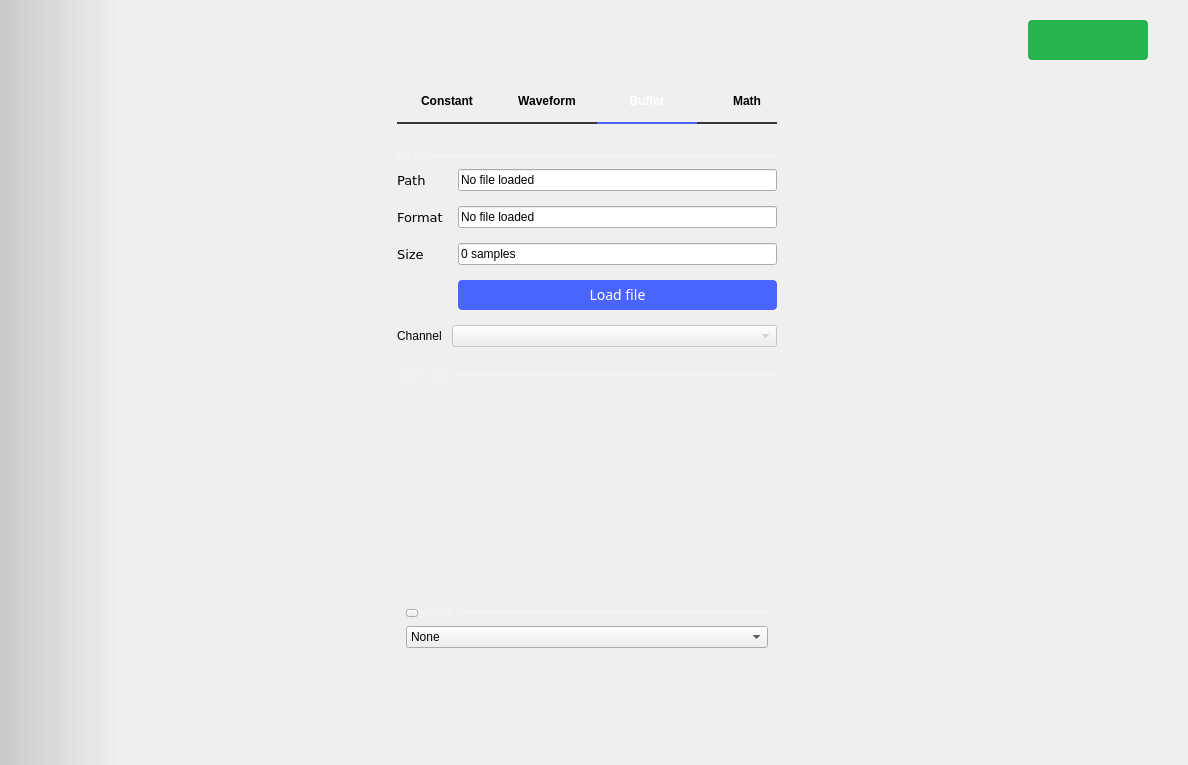
First picture: the form in ui/signal_generator.ui, repository analogdevicesinc/scopy, before the edit.
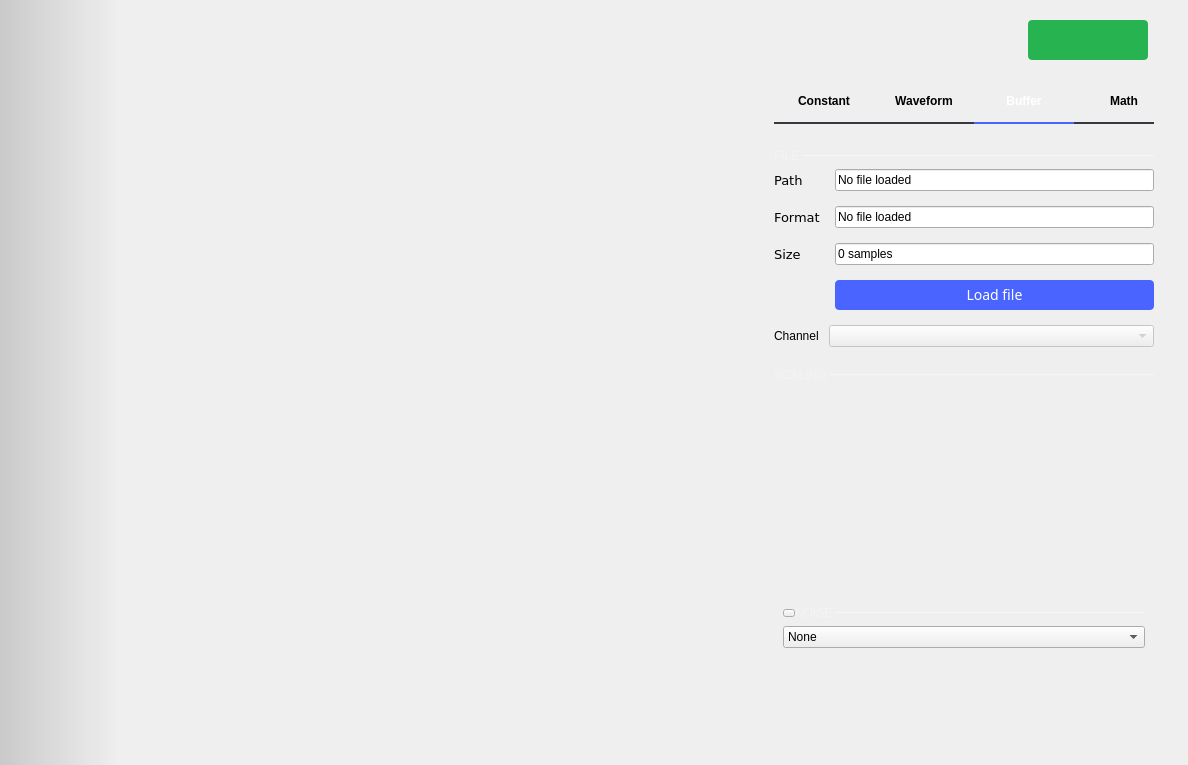
Second picture: the form after the edit. Icons and pictures are not drawn. Custom widgets are drawn as their Qt base class.

Commit message: SignalGenerator: Use same colorscheme and spacing as in oscilloscope plot

```diff
--- a/ui/signal_generator.ui
+++ b/ui/signal_generator.ui
@@ -137,8 +137,29 @@
       </item>
       <item>
        <layout class="QHBoxLayout" name="horizontalLayout">
+        <property name="spacing">
+         <number>0</number>
+        </property>
         <item>
-         <layout class="QVBoxLayout" name="plot"/>
+         <widget class="QWidget" name="plot_2" native="true">
+          <layout class="QVBoxLayout" name="plot">
+           <property name="spacing">
+            <number>0</number>
+           </property>
+           <property name="leftMargin">
+            <number>75</number>
+           </property>
+           <property name="topMargin">
+            <number>75</number>
+           </property>
+           <property name="rightMargin">
+            <number>75</number>
+           </property>
+           <property name="bottomMargin">
+            <number>75</number>
+           </property>
+          </layout>
+         </widget>
         </item>
         <item>
          <widget class="adiscope::MenuAnim" name="rightMenu" native="true">
```
The commit also changes 1 other file.
